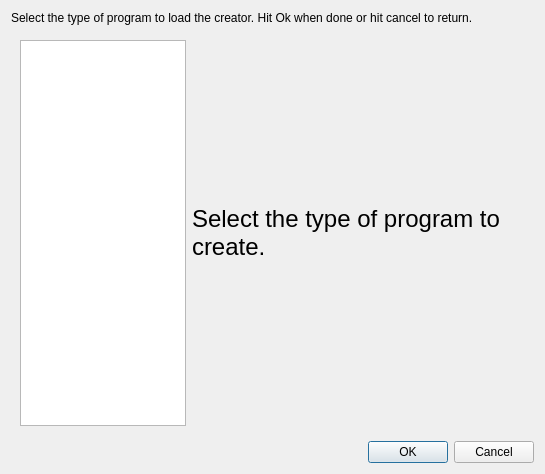
Above: howdyCoder/ui/qtUiFiles/creatorTypeSelector.ui from rmallow/howdyCoder before the change. Below: the same form after it.
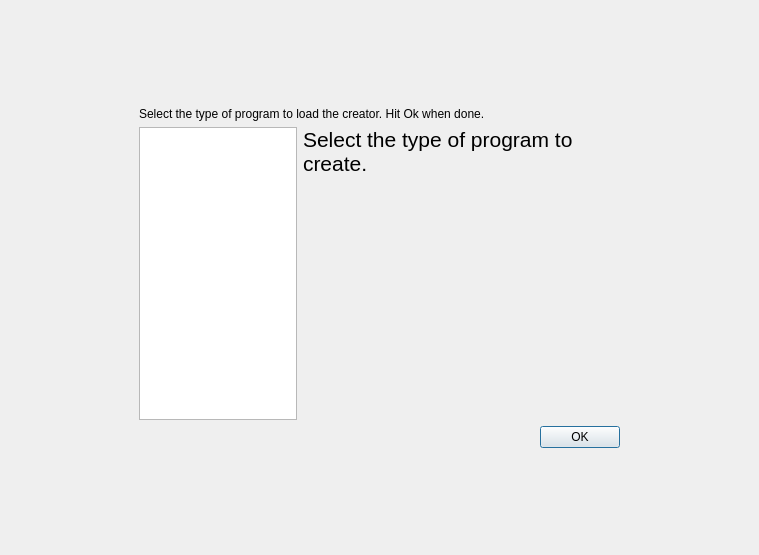
That is the form after the change.

Commit message: moved creator select type into create widget, added new mechnaisms for loading creator with tabs

What changed in the file:
```diff
--- a/howdyCoder/ui/qtUiFiles/creatorTypeSelector.ui
+++ b/howdyCoder/ui/qtUiFiles/creatorTypeSelector.ui
@@ -1,29 +1,79 @@
 <?xml version="1.0" encoding="UTF-8"?>
 <ui version="4.0">
  <class>CreatorTypeSelector</class>
- <widget class="QDialog" name="CreatorTypeSelector">
+ <widget class="QWidget" name="CreatorTypeSelector">
   <property name="geometry">
    <rect>
     <x>0</x>
     <y>0</y>
-    <width>545</width>
-    <height>474</height>
+    <width>759</width>
+    <height>555</height>
    </rect>
   </property>
   <property name="windowTitle">
    <string>Creator Type Selector</string>
   </property>
+  <layout class="QHBoxLayout" name="horizontalLayout_2">
+   <item>
+    <widget class="QWidget" name="widget_4" native="true">
+     <property name="sizePolicy">
+      <sizepolicy hsizetype="Preferred" vsizetype="Preferred">
+       <horstretch>1</horstretch>
+       <verstretch>0</verstretch>
+      </sizepolicy>
+     </property>
+    </widget>
+   </item>
+   <item>
+    <widget class="QWidget" name="widget_2" native="true">
+     <property name="sizePolicy">
+      <sizepolicy hsizetype="Preferred" vsizetype="Preferred">
+       <horstretch>5</horstretch>
+       <verstretch>0</verstretch>
+      </sizepolicy>
+     </property>
+     <layout class="QVBoxLayout" name="verticalLayout_2">
+      <item>
+       <widget class="QWidget" name="widget_7" native="true">
+        <property name="sizePolicy">
+         <sizepolicy hsizetype="Preferred" vsizetype="Preferred">
+          <horstretch>0</horstretch>
+          <verstretch>1</verstretch>
+         </sizepolicy>
+        </property>
+       </widget>
+      </item>
+      <item>
+       <widget class="QWidget" name="widget_3" native="true">
+        <property name="sizePolicy">
+         <sizepolicy hsizetype="Preferred" vsizetype="Preferred">
+          <horstretch>0</horstretch>
+          <verstretch>5</verstretch>
+         </sizepolicy>
+        </property>
   <layout class="QVBoxLayout" name="verticalLayout">
    <item>
     <widget class="QLabel" name="label">
      <property name="text">
-      <string>Select the type of program to load the creator. Hit Ok when done or hit cancel to return.</string>
+            <string>Select the type of program to load the creator. Hit Ok when done.</string>
      </property>
     </widget>
    </item>
    <item>
     <widget class="QWidget" name="widget" native="true">
      <layout class="QHBoxLayout" name="horizontalLayout">
+            <property name="leftMargin">
+             <number>0</number>
+            </property>
+            <property name="topMargin">
+             <number>0</number>
+            </property>
+            <property name="rightMargin">
+             <number>0</number>
+            </property>
+            <property name="bottomMargin">
+             <number>0</number>
+            </property>
       <item>
        <widget class="QListWidget" name="program_type_view">
         <property name="sizePolicy">
@@ -42,19 +92,37 @@
       <item>
        <widget class="QLabel" name="program_type_description">
         <property name="sizePolicy">
-         <sizepolicy hsizetype="Preferred" vsizetype="Preferred">
+               <sizepolicy hsizetype="Preferred" vsizetype="MinimumExpanding">
           <horstretch>2</horstretch>
           <verstretch>0</verstretch>
          </sizepolicy>
         </property>
+              <property name="maximumSize">
+               <size>
+                <width>16777215</width>
+                <height>16777212</height>
+               </size>
+              </property>
         <property name="font">
          <font>
-          <pointsize>18</pointsize>
-         </font>
-        </property>
+                <pointsize>16</pointsize>
+               </font>
+              </property>
+              <property name="styleSheet">
+               <string notr="true"/>
+              </property>
+              <property name="frameShape">
+               <enum>QFrame::NoFrame</enum>
+              </property>
         <property name="text">
          <string>Select the type of program to create.</string>
         </property>
+              <property name="scaledContents">
+               <bool>false</bool>
+              </property>
+              <property name="alignment">
+               <set>Qt::AlignLeading|Qt::AlignLeft|Qt::AlignTop</set>
+              </property>
         <property name="wordWrap">
          <bool>true</bool>
         </property>
@@ -69,7 +137,33 @@
       <enum>Qt::Horizontal</enum>
      </property>
      <property name="standardButtons">
-      <set>QDialogButtonBox::Cancel|QDialogButtonBox::Ok</set>
+            <set>QDialogButtonBox::Ok</set>
+           </property>
+          </widget>
+         </item>
+        </layout>
+       </widget>
+      </item>
+      <item>
+       <widget class="QWidget" name="widget_6" native="true">
+        <property name="sizePolicy">
+         <sizepolicy hsizetype="Preferred" vsizetype="Preferred">
+          <horstretch>0</horstretch>
+          <verstretch>1</verstretch>
+         </sizepolicy>
+        </property>
+       </widget>
+      </item>
+     </layout>
+    </widget>
+   </item>
+   <item>
+    <widget class="QWidget" name="widget_5" native="true">
+     <property name="sizePolicy">
+      <sizepolicy hsizetype="Preferred" vsizetype="Preferred">
+       <horstretch>1</horstretch>
+       <verstretch>0</verstretch>
+      </sizepolicy>
      </property>
     </widget>
    </item>
```
Left out of the diff: 35 changed lines with no effect on the pictures. Lines whose indentation alone changed are shown as unchanged. The commit also changes 8 other files.
